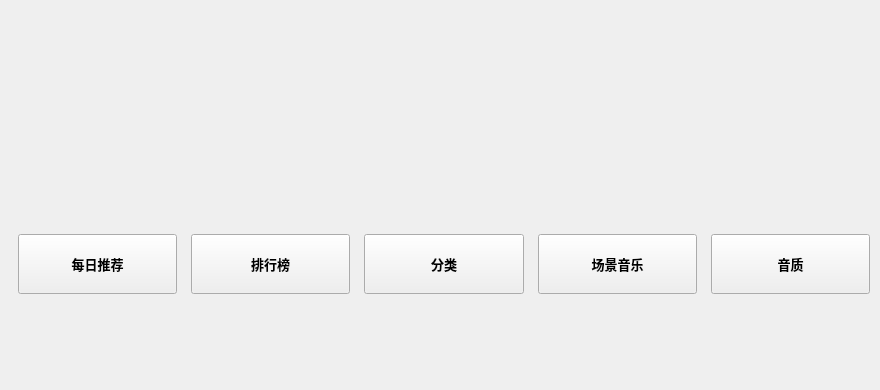
The window that KuGouStart/RecommendForYou/RecommendForYou.ui (a-mo-xi-wei/Qt-KuGouAppClient) describes before a commit, drawn with Qt 5.
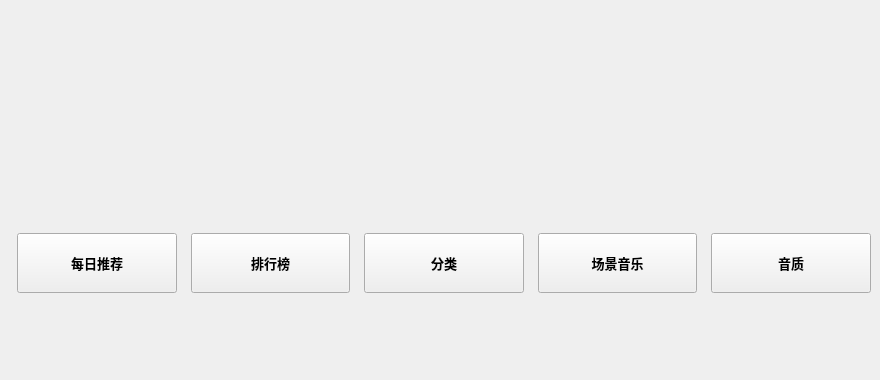
The same window after the commit. Custom widgets are drawn as their Qt base class.

Commit message: 彻底解决堆栈窗口缩放问题

```diff
--- a/KuGouStart/RecommendForYou/RecommendForYou.ui
+++ b/KuGouStart/RecommendForYou/RecommendForYou.ui
@@ -7,7 +7,7 @@
     <x>0</x>
     <y>0</y>
     <width>880</width>
-    <height>390</height>
+    <height>380</height>
    </rect>
   </property>
   <property name="sizePolicy">
@@ -21,19 +21,19 @@
   </property>
   <layout class="QVBoxLayout" name="verticalLayout">
    <property name="spacing">
-    <number>1</number>
+    <number>0</number>
    </property>
    <property name="leftMargin">
-    <number>1</number>
+    <number>0</number>
    </property>
    <property name="topMargin">
-    <number>1</number>
+    <number>0</number>
    </property>
    <property name="rightMargin">
-    <number>1</number>
+    <number>0</number>
    </property>
    <property name="bottomMargin">
-    <number>1</number>
+    <number>0</number>
    </property>
    <item>
     <widget class="MyScrollArea" name="scrollArea">
@@ -51,7 +51,7 @@
        <rect>
         <x>0</x>
         <y>0</y>
-        <width>878</width>
+        <width>880</width>
         <height>360</height>
        </rect>
       </property>
@@ -363,7 +363,7 @@
        <item>
         <widget class="QWidget" name="table_widget" native="true">
          <property name="sizePolicy">
-          <sizepolicy hsizetype="Expanding" vsizetype="Preferred">
+          <sizepolicy hsizetype="Preferred" vsizetype="Preferred">
            <horstretch>0</horstretch>
            <verstretch>0</verstretch>
           </sizepolicy>
@@ -391,19 +391,6 @@
          </layout>
         </widget>
        </item>
-       <item>
-        <spacer name="verticalSpacer_2">
-         <property name="orientation">
-          <enum>Qt::Vertical</enum>
-         </property>
-         <property name="sizeHint" stdset="0">
-          <size>
-           <width>20</width>
-           <height>1</height>
-          </size>
-         </property>
-        </spacer>
-       </item>
       </layout>
      </widget>
     </widget>
```
